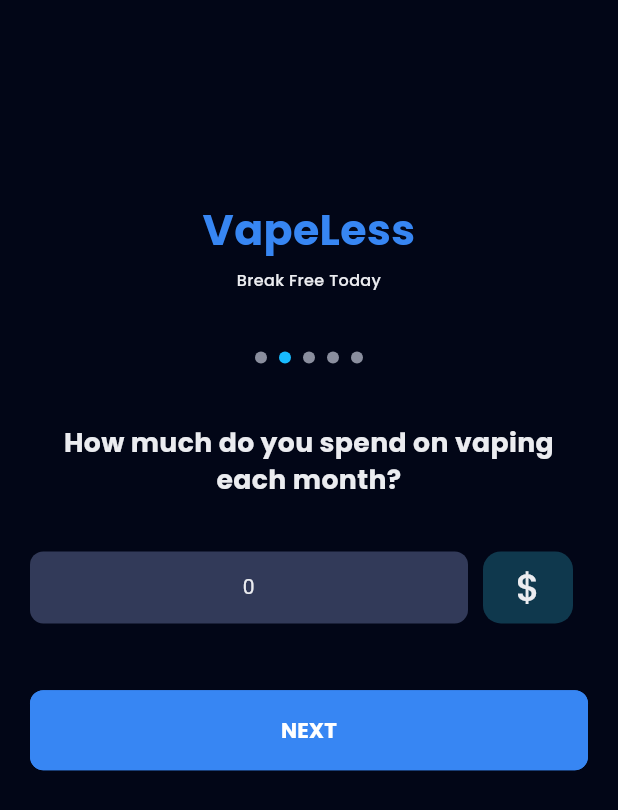
After one commit to bdCalling-Sdt-hub/Vapeless-App, a Flutter app: the FirstQuestionScreen screen opened by its route, after a tap on "NEXT", on a phone screen of 412 x 824 dp. The commit adds this screen. Shown: the top 810 px of the screen. Run offline on Flutter 3.47's test engine with Material 3 defaults, Android fonts, the phone set to English and light mode, and no system bars; our stand-ins replace cached_network_image, flutter_html, flutter_local_notifications, flutter_screenutil, flutter_svg, fluttertoast and 7 more; accounts and stored records are empty; network calls fail.

Commit message:
question done

```diff
--- a/lib/controllers/common_controller/auth/sign_in_controller.dart
+++ b/lib/controllers/common_controller/auth/sign_in_controller.dart
@@ -17,7 +17,7 @@ class SignInController extends GetxController {
       TextEditingController(text: kDebugMode ? 'hello123' : "");
 
   Future<void> signInUser() async {
-    Get.toNamed(AppRoutes.profile);
+    Get.toNamed(AppRoutes.firstQuestion);
     return;
     isLoading = true;
     update();
--- /dev/null
+++ b/lib/controllers/question_controller.dart
@@ -0,0 +1,23 @@
+import 'package:get/get.dart';
+
+class QuestionController extends GetxController {
+  int index = 0;
+
+  List questionList = [
+    "How often do you vape each day?",
+    "How much do you spend on vaping each month?",
+    "How many mls is your vape?",
+    "Have you tried quitting before?",
+    "Do you use vaping to manage stress?",
+  ];
+
+  nextQuestion() {
+    if (index < 4) {
+      index++;
+      update();
+    } else {
+      index = 0;
+      update();
+    }
+  }
+}
--- a/lib/helpers/app_routes.dart
+++ b/lib/helpers/app_routes.dart
@@ -1,4 +1,5 @@
 import 'package:get/get.dart';
+import 'package:vapeless/view/screen/question/first_question_screen.dart';
 
 import '../view/screen/common_screen/auth/change_password/change_password_screen.dart';
 import '../view/screen/common_screen/auth/forgot password/create_password.dart';
@@ -19,7 +20,6 @@ import '../view/screen/common_screen/setting/terms_of_services_screen.dart';
 import '../view/screen/common_screen/splash/splash_screen.dart';
 import '../view/screen/test_screen.dart';
 
-
 class AppRoutes {
   static const String test = "/test_screen.dart";
   static const String splash = "/splash_screen.dart";
@@ -39,6 +39,7 @@ class AppRoutes {
   static const String privacyPolicy = "/privacy_policy_screen.dart";
   static const String termsOfServices = "/terms_of_services_screen.dart";
   static const String setting = "/setting_screen.dart";
+  static const String firstQuestion = "/first_question_screen.dart";
 
   static List<GetPage> routes = [
     GetPage(
@@ -113,5 +114,9 @@ class AppRoutes {
         name: setting,
         page: () => SettingScreen(),
         transition: Transition.rightToLeftWithFade),
+    GetPage(
+        name: firstQuestion,
+        page: () => FirstQuestionScreen(),
+        transition: Transition.rightToLeftWithFade),
   ];
 }
--- a/lib/helpers/dependency_injection.dart
+++ b/lib/helpers/dependency_injection.dart
@@ -1,4 +1,5 @@
 import 'package:get/get.dart';
+import 'package:vapeless/controllers/question_controller.dart';
 
 import '../controllers/common_controller/auth/change_password_controller.dart';
 import '../controllers/common_controller/auth/forget_password_controller.dart';
@@ -26,5 +27,6 @@ class DependencyInjection extends Bindings {
     Get.lazyPut(() => SettingController(), fenix: true);
     Get.lazyPut(() => PrivacyPolicyController(), fenix: true);
     Get.lazyPut(() => TermsOfServicesController(), fenix: true);
+    Get.lazyPut(() => QuestionController(), fenix: true);
   }
 }
--- a/lib/utils/app_colors.dart
+++ b/lib/utils/app_colors.dart
@@ -13,6 +13,9 @@ class AppColors {
   static const blueLight = Color(0xffe8e8f5);
   static const t3 = Color(0xffEBECF0);
   static const t4 = Color(0xffEBECF0);
+  static const t7 = Color(0xff0F384D);
   static const t2 = Color(0xff8A8E9E);
   static const p1 = Color(0xff1991A9);
+  static const nav = Color(0xff18BBFF);
+  static const inputBar = Color(0xff323A59);
 }
--- a/lib/utils/app_string.dart
+++ b/lib/utils/app_string.dart
@@ -23,6 +23,7 @@ class AppString {
   static const String confirmPassword = "Confirm Password";
   static const String forgotPassword = "Forgot Password";
   static const String confirm = "Confirm";
+  static const String next = "NEXT";
   static const String createNewPassword = "Create New Password";
   static const String createYourNewPassword = "Create Your New Password";
   static const String password = "Password";
@@ -69,6 +70,7 @@ class AppString {
   static const String termsOfServices = "Terms of Services";
   static const String vapeLess = "VapeLess";
   static const String yourJourneyFreedoom = "Your journey to freedoom";
+  static const String breakFreeToday = "Break Free Today";
 
 
 }
--- a/lib/view/component/text_field/common_text_field.dart
+++ b/lib/view/component/text_field/common_text_field.dart
@@ -28,6 +28,7 @@ class CommonTextField extends StatelessWidget {
       this.labelTextColor = AppColors.t4,
       this.textColor = AppColors.t4,
       this.borderColor = AppColors.transparent,
+      this.textAlign = TextAlign.start,
       this.onSubmitted,
       this.onTap,
       this.suffixIcon});
@@ -44,6 +45,7 @@ class CommonTextField extends StatelessWidget {
   final Color? hintTextColor;
   final Color? textColor;
   final Color borderColor;
+  final TextAlign textAlign;
 
   final double paddingHorizontal;
   final double paddingVertical;
@@ -69,6 +71,7 @@ class CommonTextField extends StatelessWidget {
         autovalidateMode: AutovalidateMode.onUserInteraction,
         keyboardType: keyboardType,
         validator: validator,
+        textAlign: textAlign,
         controller: controller,
         obscureText: obscureText.value,
         textInputAction: textInputAction,
--- /dev/null
+++ b/lib/view/screen/question/first_question_screen.dart
@@ -0,0 +1,119 @@
+import 'package:flutter/material.dart';
+import 'package:get/get.dart';
+import 'package:vapeless/controllers/question_controller.dart';
+import 'package:vapeless/helpers/my_extension.dart';
+import 'package:vapeless/view/component/button/common_button.dart';
+import 'package:vapeless/view/component/text_field/common_text_field.dart';
+
+import '../../../utils/app_colors.dart';
+import '../../../utils/app_string.dart';
+import '../../component/text/common_text.dart';
+
+class FirstQuestionScreen extends StatelessWidget {
+  const FirstQuestionScreen({super.key});
+
+  @override
+  Widget build(BuildContext context) {
+    return Scaffold(
+      body: GetBuilder<QuestionController>(
+        builder: (controller) => Padding(
+          padding: const EdgeInsets.symmetric(horizontal: 20),
+          child: Column(
+            children: [
+              150.height,
+              const CommonText(
+                text: AppString.vapeLess,
+                fontSize: 32,
+                color: AppColors.primaryColor,
+                fontWeight: FontWeight.bold,
+              ).center,
+              const CommonText(
+                text: AppString.breakFreeToday,
+                fontSize: 12,
+                top: 6,
+                bottom: 40,
+              ).center,
+              SizedBox(
+                height: 16,
+                child: ListView.builder(
+                  itemCount: controller.questionList.length,
+                  physics: const NeverScrollableScrollPhysics(),
+                  shrinkWrap: true,
+                  scrollDirection: Axis.horizontal,
+                  itemBuilder: (context, index) => Container(
+                    decoration: BoxDecoration(
+                      shape: BoxShape.circle,
+                      color: index == controller.index
+                          ? AppColors.nav
+                          : AppColors.t2,
+                    ),
+                    margin: const EdgeInsets.all(4),
+                    height: 8,
+                    width: 8,
+                  ),
+                ),
+              ),
+              CommonText(
+                text: controller.questionList[controller.index],
+                fontSize: 20,
+                fontWeight: FontWeight.bold,
+                maxLines: 3,
+                top: 40,
+                bottom: 40,
+              ).center,
+              Row(
+                children: [
+                  Expanded(
+                    child: CommonTextField(
+                      hintText: "0",
+                      textAlign: TextAlign.center,
+                    ),
+                  ),
+                  if (controller.index == 1)
+                    Container(
+                      width: 60,
+                      height: 48,
+                      margin: const EdgeInsets.symmetric(horizontal: 10),
+                      decoration: BoxDecoration(
+                          color: AppColors.t7,
+                          borderRadius: BorderRadius.circular(12)),
+                      child: const CommonText(
+                        text: "\$",
+                        fontSize: 28,
+                      ).center,
+                    )
+                ],
+              ),
+              50.height,
+              if (controller.index < 3)
+                CommonButton(
+                  titleText: AppString.next,
+                  onTap: controller.nextQuestion,
+                ),
+              if (controller.index >= 3)
+                Row(
+                  children: [
+                    Expanded(
+                        child: CommonButton(
+                      titleText: AppString.no,
+                      buttonColor: AppColors.t7,
+                      borderColor: AppColors.t7,
+                      onTap: controller.nextQuestion,
+                    )),
+                    16.width,
+                    Expanded(
+                        child: CommonButton(
+                      titleText: AppString.yes,
+                      borderColor: AppColors.inputBar,
+                      buttonColor: AppColors.inputBar,
+                      onTap: controller.nextQuestion,
+                    ))
+                  ],
+                )
+            ],
+          ),
+        ),
+      ),
+    );
+  }
+}
```
Also changed, not shown: 3 other files.
